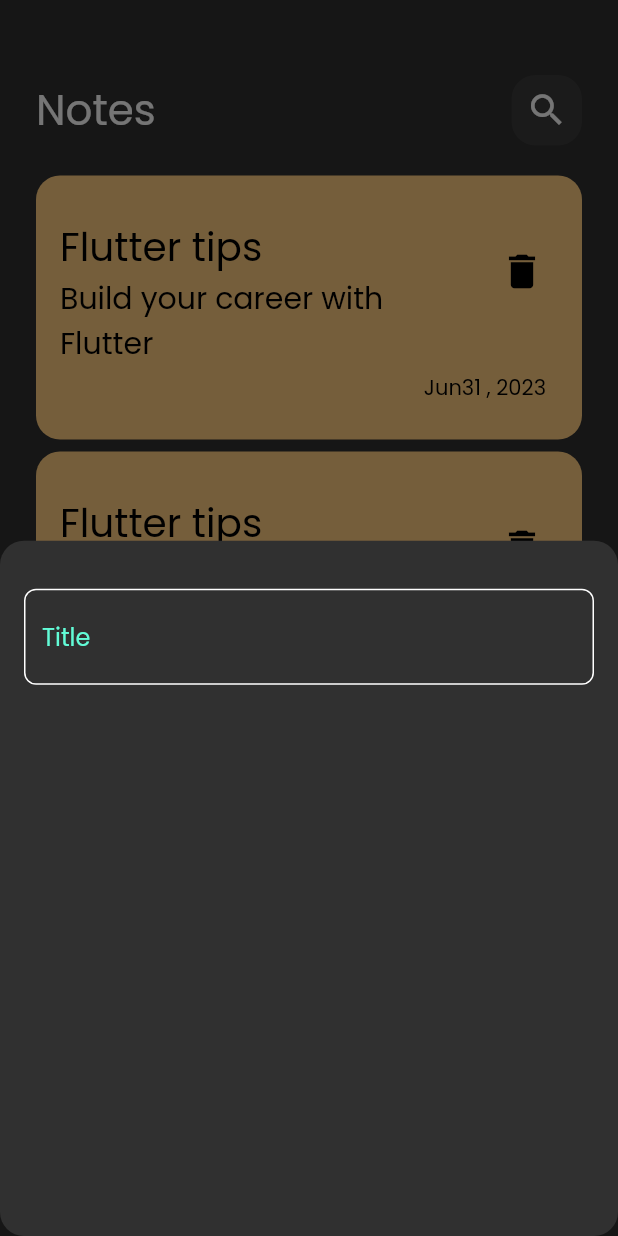
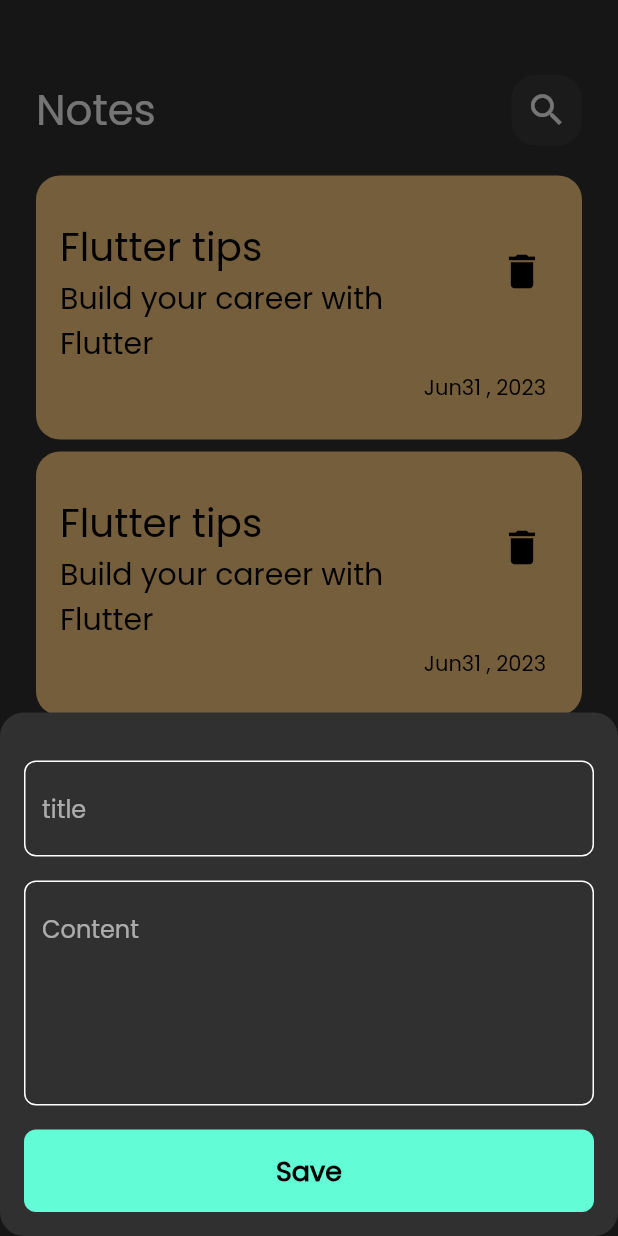
Before and after one commit to Farouk-abichou/Flutter_First_Try, a Flutter app: the screen it shows after launch, after a tap on the "add" icon, on a phone screen of 412 x 824 dp. Run offline on Flutter 3.47's test engine with Material 2 defaults, Android fonts, the phone set to English and light mode, and no system bars.

Commit message:
weird again

```diff
--- a/lib/constants.dart
+++ b/lib/constants.dart
@@ -3,3 +3,4 @@
 import 'dart:ui';
 
 const kPrimaryColor = Color(0xff62FCD7);
+const knotPrimaryColor = Color(0xffFFCC80);
--- a/lib/main.dart
+++ b/lib/main.dart
@@ -10,6 +10,7 @@ class MyApp extends StatelessWidget {
   @override
   Widget build(BuildContext context) {
     return MaterialApp(
+      debugShowCheckedModeBanner: false,
       theme: ThemeData(brightness: Brightness.dark,
       fontFamily: 'Poppins'),
       home: const NotesView(),
--- /dev/null
+++ b/lib/view/edit_view.dart
@@ -0,0 +1,14 @@
+import 'package:flutter/cupertino.dart';
+import 'package:flutter/material.dart';
+import 'package:flutterapp2/view/widgets/edit_note_view_body.dart';
+
+class EditNoteView extends StatelessWidget {
+  const EditNoteView({Key? key}) : super(key: key);
+
+  @override
+  Widget build(BuildContext context) {
+    return const Scaffold(
+      body: EditNoteViewBody(),
+    );
+  }
+}
--- a/lib/view/notes_view.dart
+++ b/lib/view/notes_view.dart
@@ -1,6 +1,5 @@
 
 
-import 'package:flutter/cupertino.dart';
 import 'package:flutter/material.dart';
 import 'package:flutterapp2/view/widgets/add_note_bottom_sheet.dart';
 import 'package:flutterapp2/view/widgets/notes_view_body.dart';
--- a/lib/view/widgets/add_note_bottom_sheet.dart
+++ b/lib/view/widgets/add_note_bottom_sheet.dart
@@ -1,5 +1,6 @@
 import 'package:flutter/cupertino.dart';
-
+import 'package:flutter/material.dart';
+import 'custom_buttom.dart';
 import 'custom_text_field.dart';
 
 class AddNoteBottomSheet extends StatelessWidget {
@@ -9,13 +10,31 @@ class AddNoteBottomSheet extends StatelessWidget {
   Widget build(BuildContext context) {
     return Padding(
       padding: const EdgeInsets.symmetric(horizontal: 16),
+      child: SingleChildScrollView(
         child: Column(
             children: const [
               SizedBox(
                 height: 32,
               ),
-            CustomTextField(),
+              CustomTextField(
+                hint: "title",
+              ),
+              SizedBox(
+                height: 16,
+              ),
+              CustomTextField(
+                hint: "Content",
+                maxLines: 5,
+              ),
+              SizedBox(
+                height: 16,
+              ),
+              CustomButton(),
+              SizedBox(
+                height: 16,
+              ),
             ],
+        ),
       ),
     );
   }
--- a/lib/view/widgets/costume_search_icon.dart
+++ b/lib/view/widgets/costume_search_icon.dart
@@ -1,6 +1,5 @@
 
 
-import 'package:flutter/cupertino.dart';
 import 'package:flutter/material.dart';
 
 class CustomSearchIcon extends StatelessWidget {
--- /dev/null
+++ b/lib/view/widgets/custom_buttom.dart
@@ -0,0 +1,30 @@
+
+import 'package:flutter/material.dart';
+
+import '../../constants.dart';
+
+class CustomButton extends StatelessWidget {
+  const CustomButton({Key? key}) : super(key: key);
+
+  @override
+  Widget build(BuildContext context) {
+    return Container(
+      width: MediaQuery.of(context).size.width,
+      height: 55,
+      decoration: BoxDecoration(
+          color: kPrimaryColor,
+          borderRadius: BorderRadius.circular(8)
+      ),
+      child: const Center(
+        child: Text(
+            "Save",
+            style: TextStyle(
+              color: Colors.black,
+              fontWeight: FontWeight.bold,
+              fontSize: 18,
+            )
+        ),
+      ),
+    );
+  }
+}
--- a/lib/view/widgets/custom_text_field.dart
+++ b/lib/view/widgets/custom_text_field.dart
@@ -1,20 +1,20 @@
-import 'package:flutter/cupertino.dart';
 import 'package:flutter/material.dart';
 
 import '../../constants.dart';
 
 class CustomTextField extends StatelessWidget {
-  const CustomTextField({Key? key}) : super(key: key);
+  const CustomTextField({Key? key, required this.hint, this.maxLines = 1 }) : super(key: key);
+
+  final String hint;
+  final int maxLines;
 
   @override
   Widget build(BuildContext context) {
     return TextField(
       cursorColor: kPrimaryColor,
+      maxLines: maxLines,
       decoration: InputDecoration(
-        hintText: "Title",
-        hintStyle: const TextStyle(
-          color: kPrimaryColor,
-        ),
+        hintText: hint,
         border: buildBorder(),
         enabledBorder: buildBorder(),
         focusedBorder: buildBorder(kPrimaryColor)
--- /dev/null
+++ b/lib/view/widgets/edit_note_view_body.dart
@@ -0,0 +1,13 @@
+import 'package:flutter/cupertino.dart';
+import 'package:flutter/material.dart';
+
+class EditNoteViewBody extends StatelessWidget {
+  const EditNoteViewBody({Key? key}) : super(key: key);
+
+  @override
+  Widget build(BuildContext context) {
+    return Scaffold(
+
+    );
+  }
+}
--- a/lib/view/widgets/note_item.dart
+++ b/lib/view/widgets/note_item.dart
@@ -1,16 +1,28 @@
 
-import 'package:flutter/cupertino.dart';
 import 'package:flutter/material.dart';
+import 'package:flutterapp2/view/edit_view.dart';
+
+import '../../constants.dart';
 
 class NoteItem extends StatelessWidget {
   const NoteItem({Key? key}) : super(key: key);
 
   @override
   Widget build(BuildContext context) {
-    return Container(
+    return GestureDetector(
+      onTap: () {
+        Navigator.push(
+            context,
+            MaterialPageRoute(builder: (context)
+        {
+          return const EditNoteView();
+        }
+        ));
+      },
+      child: Container(
         padding: const EdgeInsets.only(top : 24,bottom: 24),
         decoration: BoxDecoration(
-        color: Color(0xffFFCC80),
+          color: knotPrimaryColor,
           borderRadius: BorderRadius.circular(16),
         ),
         child: Column(
@@ -49,6 +61,7 @@ class NoteItem extends StatelessWidget {
             ),
           ],
         ),
+      ),
     );
   }
 }
```
Lines whose indentation alone changed are shown as unchanged.
